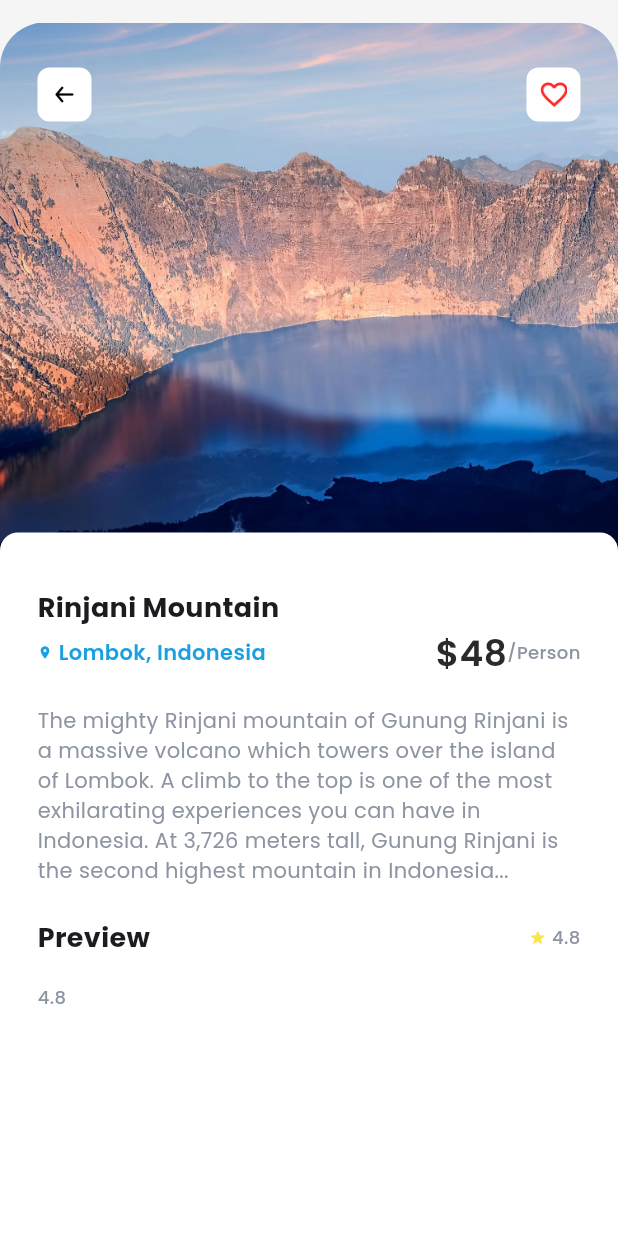
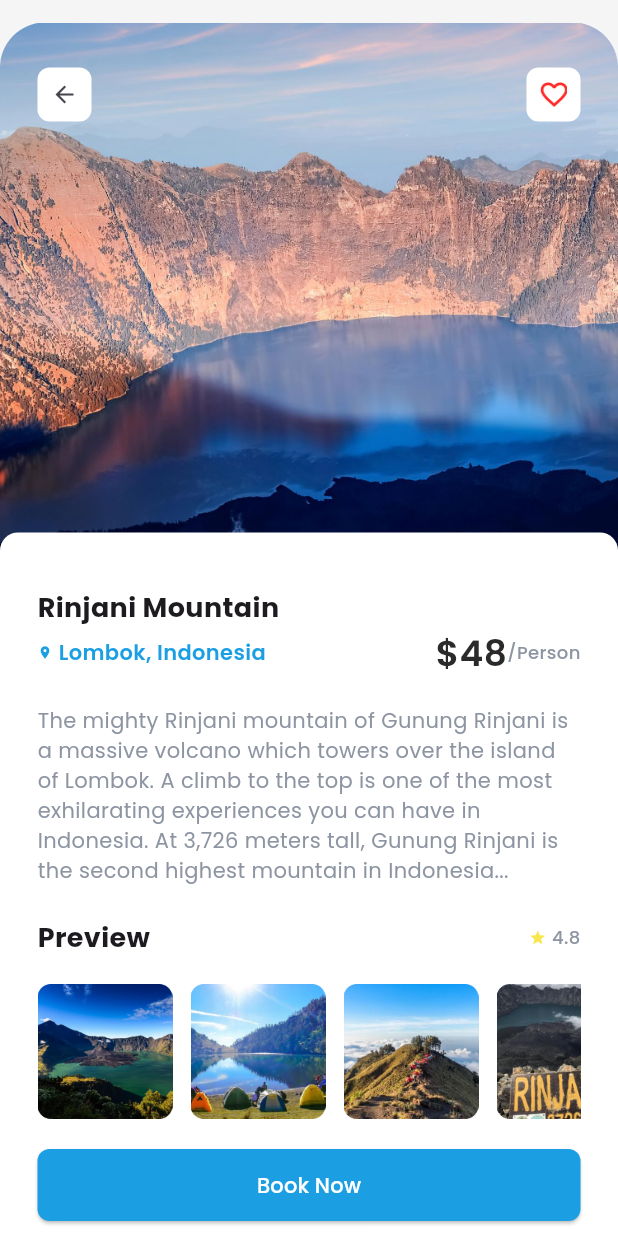
Before and after one commit to magerngoding/flutter_travel_app_ui, a Flutter app: the screen it shows after launch, after a tap on "Rinjani Mountain", on a phone screen of 412 x 824 dp. Run offline on Flutter 3.47's test engine with Material 3 defaults, Android fonts, the phone set to English and light mode, and no system bars; our stand-ins replace gap, google_fonts.

Commit message:
Fix detail page

```diff
--- a/lib/pages/dashboard_fragment/home_fragment.dart
+++ b/lib/pages/dashboard_fragment/home_fragment.dart
@@ -334,9 +334,15 @@ class _HomeFragmentState extends State<HomeFragment> {
             itemCount: listTravel.length,
             itemBuilder: (context, index) {
               Travel travel = listTravel[index];
-              return Card(
+              return Expanded(
+                child: Container(
+                  margin: EdgeInsets.only(bottom: 12),
+                  decoration: BoxDecoration(
                     color: Colors.white,
-                margin: EdgeInsets.only(bottom: 12),
+                    borderRadius: BorderRadius.all(
+                      Radius.circular(12.0),
+                    ),
+                  ),
                   child: Row(
                     crossAxisAlignment: CrossAxisAlignment.start,
                     children: [
@@ -419,6 +425,7 @@ class _HomeFragmentState extends State<HomeFragment> {
                       ),
                     ],
                   ),
+                ),
               );
             },
           ),
--- a/lib/pages/dashboard_page.dart
+++ b/lib/pages/dashboard_page.dart
@@ -45,7 +45,7 @@ class _DashboaradPageState extends State<DashboaradPage> {
     return Scaffold(
       body: menu[indexMenu]['fragment'] as Widget,
       bottomNavigationBar: Padding(
-        padding: const EdgeInsets.symmetric(horizontal: 44),
+        padding: const EdgeInsets.symmetric(horizontal: 0),
         child: Row(
           children: List.generate(menu.length, (index) {
             Map item = menu[index];
--- a/lib/pages/detail_page.dart
+++ b/lib/pages/detail_page.dart
@@ -1,4 +1,4 @@
-// ignore_for_file: public_member_api_docs, sort_constructors_first, prefer_const_constructors, prefer_const_literals_to_create_immutables
+// ignore_for_file: public_member_api_docs, sort_constructors_first, prefer_const_constructors, prefer_const_literals_to_create_immutables, use_super_parameters
 import 'package:flutter/cupertino.dart';
 import 'package:flutter/material.dart';
 import 'package:flutter/widgets.dart';
@@ -6,7 +6,7 @@ import 'package:gap/gap.dart';
 
 import 'package:travel_app_ui/models/travel.dart';
 
-class DetailPage extends StatefulWidget {
+class DetailPage extends StatelessWidget {
   final Travel travel;
 
   const DetailPage({
@@ -14,11 +14,6 @@ class DetailPage extends StatefulWidget {
     required this.travel,
   }) : super(key: key);
 
-  @override
-  State<DetailPage> createState() => _DetailPageState();
-}
-
-class _DetailPageState extends State<DetailPage> {
   @override
   Widget build(BuildContext context) {
     return Scaffold(
@@ -30,9 +25,6 @@ class _DetailPageState extends State<DetailPage> {
               buildHeader(),
               buildIconAppBar(),
               buildInfo(),
-
-              // buildPreview(),
-              // buildButton(),
             ],
           ),
         ],
@@ -74,10 +66,12 @@ class _DetailPageState extends State<DetailPage> {
                 Radius.circular(8.0),
               ),
             ),
-            child: Image.asset(
-              "assets/ic_arrow_left.png",
-              width: 18.0,
-              height: 18.0,
+            child: IconButton(
+              onPressed: () {},
+              icon: const Icon(
+                Icons.arrow_back,
+                size: 18.0,
+              ),
             ),
           ),
           Container(
@@ -104,7 +98,7 @@ class _DetailPageState extends State<DetailPage> {
   Widget buildInfo() {
     return Container(
       width: double.infinity,
-      height: 482,
+      height: 500,
       decoration: BoxDecoration(
         borderRadius: BorderRadius.all(
           Radius.circular(12.0),
@@ -199,14 +193,42 @@ class _DetailPageState extends State<DetailPage> {
             ],
           ),
           Gap(18),
-          Text(
-            '4.8',
-            style: TextStyle(
-              fontSize: 12.0,
-              fontWeight: FontWeight.w500,
-              color: Color(0XFF8D94A2),
+          SingleChildScrollView(
+            physics: BouncingScrollPhysics(),
+            scrollDirection: Axis.horizontal,
+            child: Row(
+              children: List.generate(
+                travel.preview.length,
+                (index) {
+                  return Container(
+                    margin: const EdgeInsets.only(right: 12),
+                    child: Image.asset(
+                      travel.preview[index],
+                      width: 90.0,
+                      height: 90.0,
+                    ),
+                  );
+                },
+              ),
             ),
           ),
+          Gap(20),
+          Container(
+            width: double.infinity,
+            height: 48,
+            child: ElevatedButton(
+              style: ElevatedButton.styleFrom(
+                backgroundColor: Color(0XFF1C9FE2),
+                foregroundColor: Colors.white,
+                shape: RoundedRectangleBorder(
+                  borderRadius: BorderRadius.circular(8),
+                ),
+              ),
+              onPressed: () {},
+              child: const Text("Book Now"),
+            ),
+          ),
+          Gap(20),
         ],
       ),
     );
```
Lines whose indentation alone changed are shown as unchanged.
